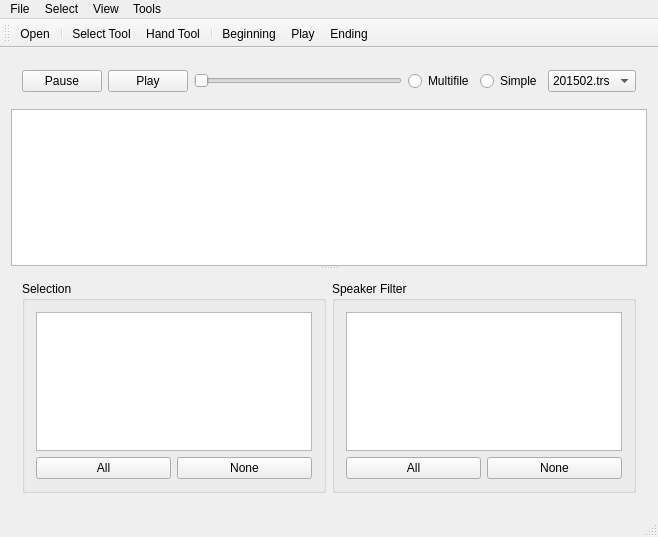
Old version of the form mainwindow.ui in the repository eustaceb/conversational-audio-browser.
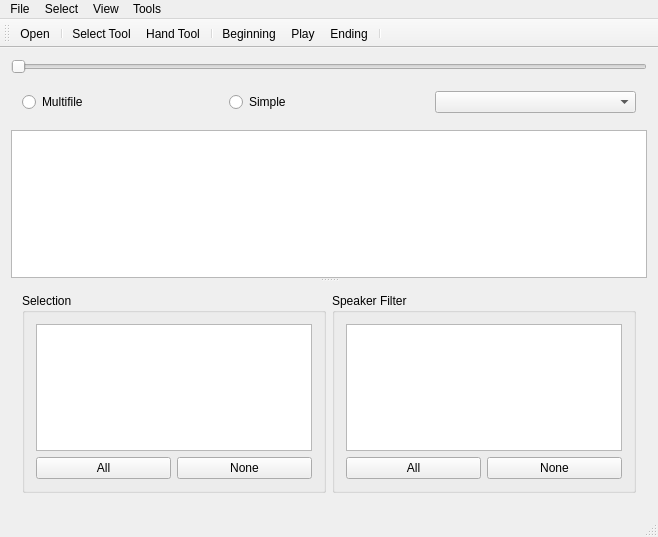
New version of the form. Icons and pictures are not drawn.

Commit message: GUI changes, selection ComboBox in Toolbar for current Transcription.

The edit to the form file:
```diff
--- a/mainwindow.ui
+++ b/mainwindow.ui
@@ -96,28 +96,7 @@
      <widget class="QWidget" name="controlsWidget" native="true">
       <layout class="QHBoxLayout" name="horizontalLayout_2">
        <item>
-        <widget class="QPushButton" name="pushButton">
-         <property name="text">
-          <string>Pause</string>
-         </property>
-        </widget>
-       </item>
-       <item>
-        <widget class="QPushButton" name="pushButton_2">
-         <property name="text">
-          <string>Play</string>
-         </property>
-        </widget>
-       </item>
-       <item>
-        <widget class="QSlider" name="horizontalSlider">
-         <property name="orientation">
-          <enum>Qt::Horizontal</enum>
-         </property>
-        </widget>
-       </item>
-       <item>
-        <widget class="QRadioButton" name="radioButton_2">
+        <widget class="QRadioButton" name="multifileRadioButton">
          <property name="text">
           <string>Multifile</string>
          </property>
@@ -131,22 +110,18 @@
         </widget>
        </item>
        <item>
-        <widget class="QComboBox" name="comboBox">
-         <item>
-          <property name="text">
-           <string>201502.trs</string>
-          </property>
-         </item>
-         <item>
-          <property name="text">
-           <string>160616.trs</string>
-          </property>
-         </item>
-        </widget>
+        <widget class="QComboBox" name="transcriptionComboBox"/>
        </item>
       </layout>
      </widget>
     </item>
+    <item row="0" column="0">
+     <widget class="QSlider" name="trackSlider">
+      <property name="orientation">
+       <enum>Qt::Horizontal</enum>
+      </property>
+     </widget>
+    </item>
    </layout>
   </widget>
   <widget class="QMenuBar" name="menuBar">
@@ -244,6 +219,7 @@
    <addaction name="actionBeginning"/>
    <addaction name="actionPlay"/>
    <addaction name="actionEnding"/>
+   <addaction name="separator"/>
   </widget>
   <action name="actionOpen">
    <property name="icon">
```
Left out of the diff: 2 changed lines with no effect on the pictures. The commit also changes 6 other files.
